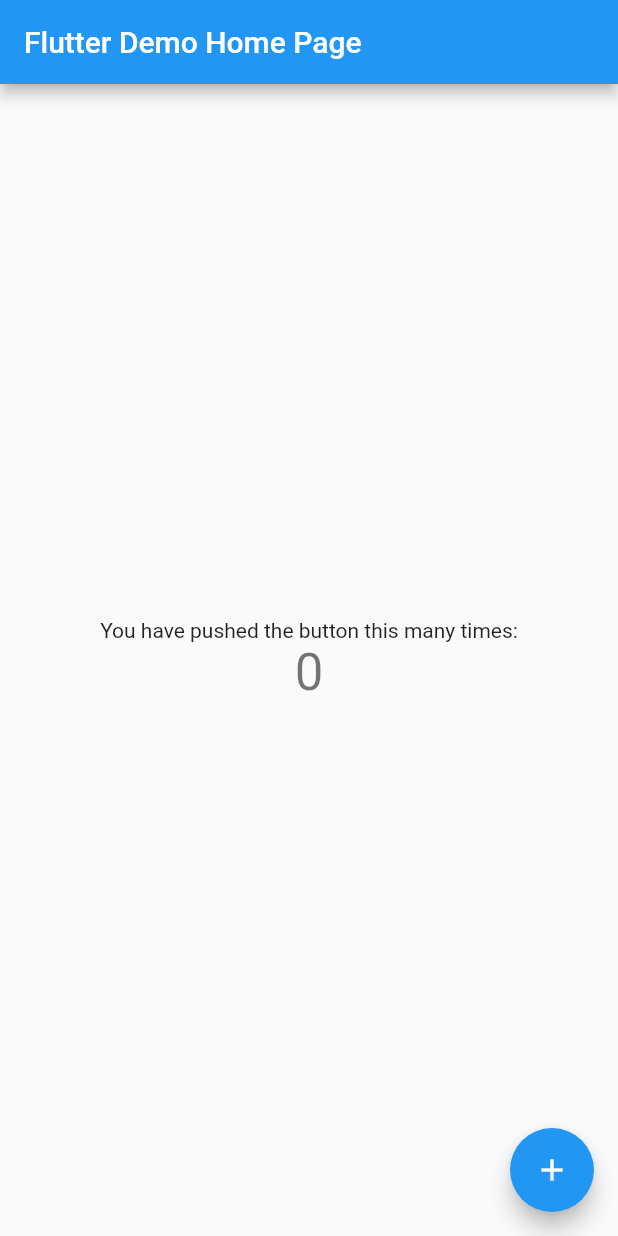
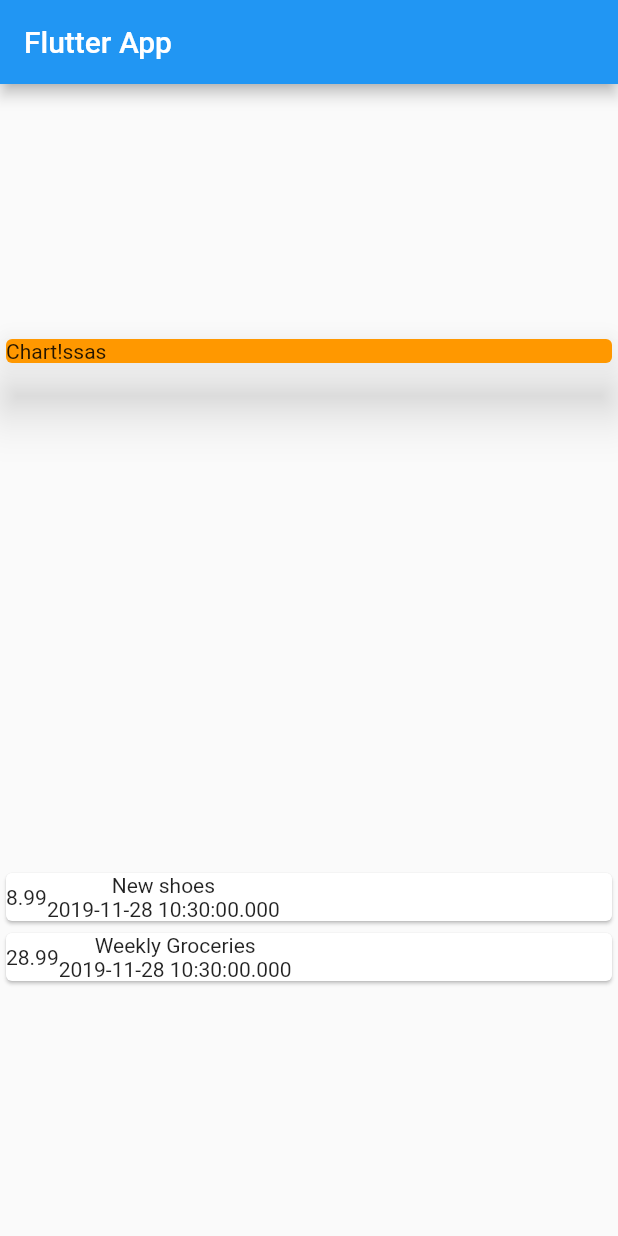
Before and after one commit to Gavrik93/expenses_calc, a Flutter app: the screen it shows after launch, on a phone screen of 412 x 824 dp. Run offline on Flutter 3.47's test engine with Material 2 defaults, Android fonts, the phone set to English and light mode, and no system bars.

Commit message:
Building a custom list item

```diff
--- a/lib/main.dart
+++ b/lib/main.dart
@@ -1,111 +1,77 @@
+import './transaction.dart';
 import 'package:flutter/material.dart';
 
 void main() => runApp(MyApp());
 
 class MyApp extends StatelessWidget {
-  // This widget is the root of your application.
   @override
   Widget build(BuildContext context) {
     return MaterialApp(
-      title: 'Flutter Demo',
-      theme: ThemeData(
-        // This is the theme of your application.
-        //
-        // Try running your application with "flutter run". You'll see the
-        // application has a blue toolbar. Then, without quitting the app, try
-        // changing the primarySwatch below to Colors.green and then invoke
-        // "hot reload" (press "r" in the console where you ran "flutter run",
-        // or simply save your changes to "hot reload" in a Flutter IDE).
-        // Notice that the counter didn't reset back to zero; the application
-        // is not restarted.
-        primarySwatch: Colors.blue,
-      ),
-      home: MyHomePage(title: 'Flutter Demo Home Page'),
+      home: MyHomePage(),
     );
   }
 }
 
-class MyHomePage extends StatefulWidget {
-  MyHomePage({Key key, this.title}) : super(key: key);
+class MyHomePage extends StatelessWidget {
+  final List<Trasaction> transactions = [
+    Trasaction(
+      id: 't1',
+      title: 'New shoes',
+      amount: 8.99,
+      date: DateTime.now(),
+    ),
+    Trasaction(
+      id: 't2',
+      title: 'Weekly Groceries',
+      amount: 28.99,
+      date: DateTime.now(),
+    ),
+  ];
 
-  // This widget is the home page of your application. It is stateful, meaning
-  // that it has a State object (defined below) that contains fields that affect
-  // how it looks.
-
-  // This class is the configuration for the state. It holds the values (in this
-  // case the title) provided by the parent (in this case the App widget) and
-  // used by the build method of the State. Fields in a Widget subclass are
-  // always marked "final".
-
-  final String title;
-
-  @override
-  _MyHomePageState createState() => _MyHomePageState();
-}
-
-class _MyHomePageState extends State<MyHomePage> {
-  int _counter = 0;
-
-  void _incrementCounter() {
-    setState(() {
-      // This call to setState tells the Flutter framework that something has
-      // changed in this State, which causes it to rerun the build method below
-      // so that the display can reflect the updated values. If we changed
-      // _counter without calling setState(), then the build method would not be
-      // called again, and so nothing would appear to happen.
-      _counter++;
-    });
-  }
-
+  final String titleText = 'Flutter App';
   @override
   Widget build(BuildContext context) {
-    // This method is rerun every time setState is called, for instance as done
-    // by the _incrementCounter method above.
-    //
-    // The Flutter framework has been optimized to make rerunning build methods
-    // fast, so that you can just rebuild anything that needs updating rather
-    // than having to individually change instances of widgets.
     return Scaffold(
       appBar: AppBar(
-        // Here we take the value from the MyHomePage object that was created by
-        // the App.build method, and use it to set our appbar title.
-        title: Text(widget.title),
+        title: Text(titleText),
       ),
-      body: Center(
-        // Center is a layout widget. It takes a single child and positions it
-        // in the middle of the parent.
-        child: Column(
-          // Column is also a layout widget. It takes a list of children and
-          // arranges them vertically. By default, it sizes itself to fit its
-          // children horizontally, and tries to be as tall as its parent.
-          //
-          // Invoke "debug painting" (press "p" in the console, choose the
-          // "Toggle Debug Paint" action from the Flutter Inspector in Android
-          // Studio, or the "Toggle Debug Paint" command in Visual Studio Code)
-          // to see the wireframe for each widget.
-          //
-          // Column has various properties to control how it sizes itself and
-          // how it positions its children. Here we use mainAxisAlignment to
-          // center the children vertically; the main axis here is the vertical
-          // axis because Columns are vertical (the cross axis would be
-          // horizontal).
-          mainAxisAlignment: MainAxisAlignment.center,
-          children: <Widget>[
-            Text(
-              'You have pushed the button this many times:',
+      body: Column(
+        mainAxisAlignment: MainAxisAlignment.spaceAround,
+        crossAxisAlignment: CrossAxisAlignment.stretch,
+        children: <Widget>[
+          Container(
+            width: double.infinity,
+            // alignment: Alignment.center,
+            child: Card(
+              color: Colors.orange,
+              child: Text(
+                'Chart!ssas',
+              ),
+              elevation: 15,
             ),
-            Text(
-              '$_counter',
-              style: Theme.of(context).textTheme.display1,
-            ),
-          ],
-        ),
+          ),
+          Column(
+            //transform our list of Transactions to a list of cards where each card
+            //outputs the title of the transaction(tx)
+            children: transactions.map((tx) {
+              return Card(
+                child: Row(
+                  children: <Widget>[
+                    Container(
+                      child: Text(tx.amount.toString()),
+                    ),
+                    Column(children: <Widget>[
+                      Text(tx.title),
+                      Text(tx.date.toString()),
+
+                    ],),
+                  ],
+                ),
+              );
+            }).toList(),
+          )
+        ],
       ),
-      floatingActionButton: FloatingActionButton(
-        onPressed: _incrementCounter,
-        tooltip: 'Increment',
-        child: Icon(Icons.add),
-      ), // This trailing comma makes auto-formatting nicer for build methods.
     );
   }
 }
--- /dev/null
+++ b/lib/transaction.dart
@@ -0,0 +1,17 @@
+
+import 'package:flutter/foundation.dart';
+//blueprint for a normal Dart object, dont use it like a Widget
+class Trasaction {
+//define how it's should look like, runtime consant
+  final String id;
+  final String title;
+  final double amount;
+  final DateTime date;
+
+  //constructor for named arguments, we dont need to remember position of argument
+  Trasaction(
+      {@required this.id,
+      @required this.title,
+      @required this.amount,
+      @required this.date});
+}
```
